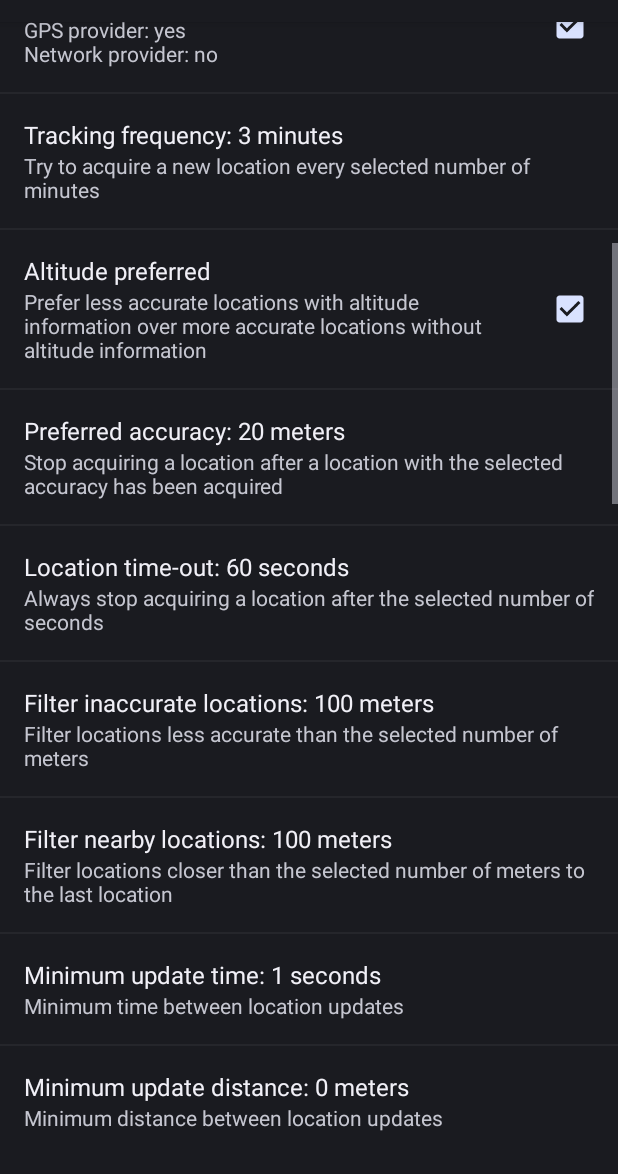
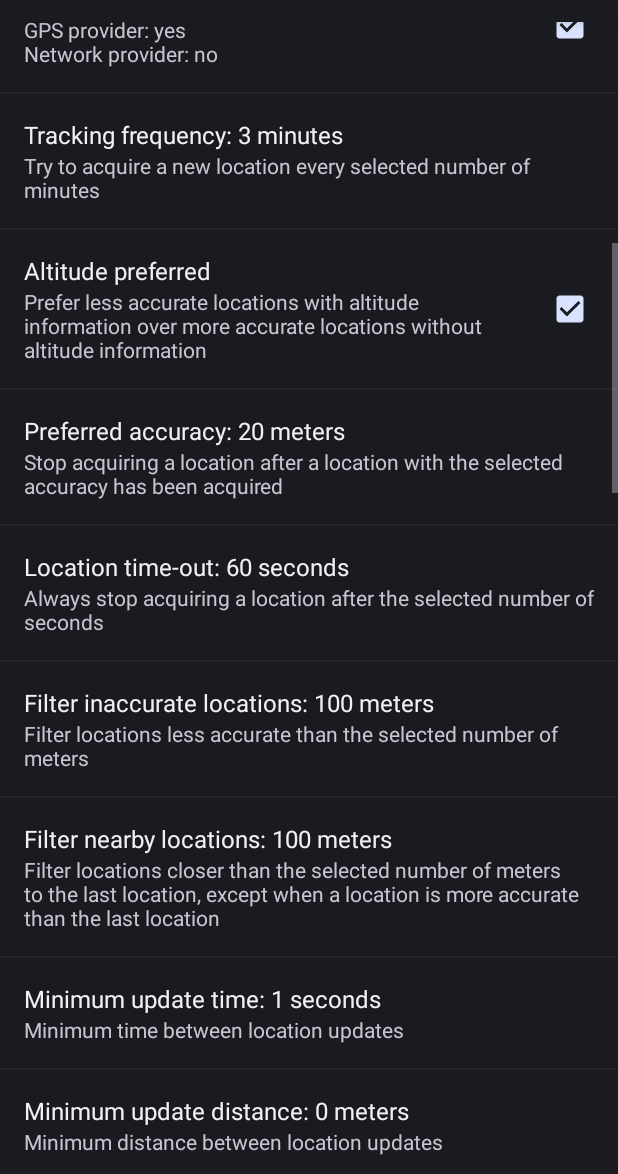
Before and after one commit to M66B/BackPackTrackII, an Android app: the screen it shows after launch (ActivitySettings), scrolled down 537 dp, on a phone screen of 412 x 824 dp, the part 62-1236 px from its top. Run offline under Robolectric (Android 15) with nearby library versions, the phone set to English and light mode, and no system bars; libraries missing offline, so code that uses them is left out: de.timroes.axmlrpc.

Commit message:
Improved text

```diff
--- a/app/src/main/res/values/strings.xml
+++ b/app/src/main/res/values/strings.xml
@@ -58,7 +58,7 @@
     <string name="summary_accuracy">Stop acquiring a location after a location with the selected accuracy has been acquired</string>
     <string name="summary_timeout">Always stop acquiring a location after the selected number of seconds</string>
     <string name="summary_inaccurate">Filter locations less accurate than the selected number of meters</string>
-    <string name="summary_nearby">Filter locations closer than the selected number of meters to the last location</string>
+    <string name="summary_nearby">Filter locations closer than the selected number of meters to the last location, except when a location is more accurate than the last location</string>
     <string name="summary_mintime">Minimum time between location updates</string>
     <string name="summary_mindist">Minimum distance between location updates</string>
 
```
